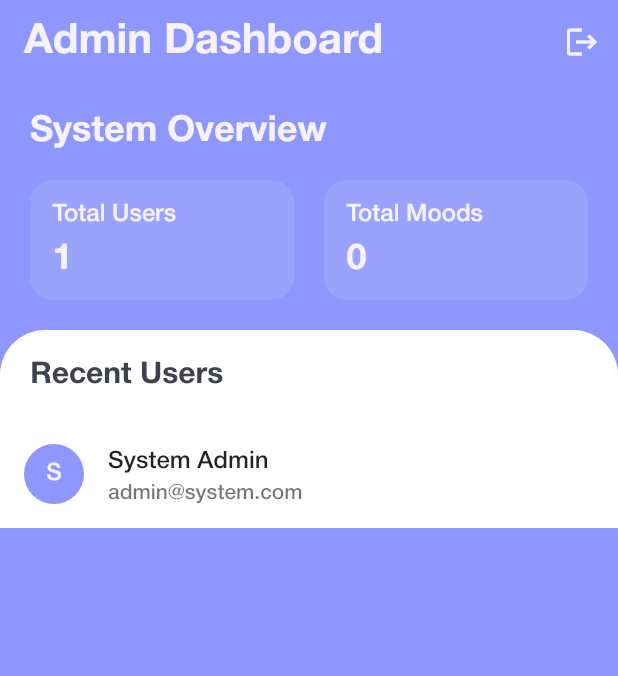
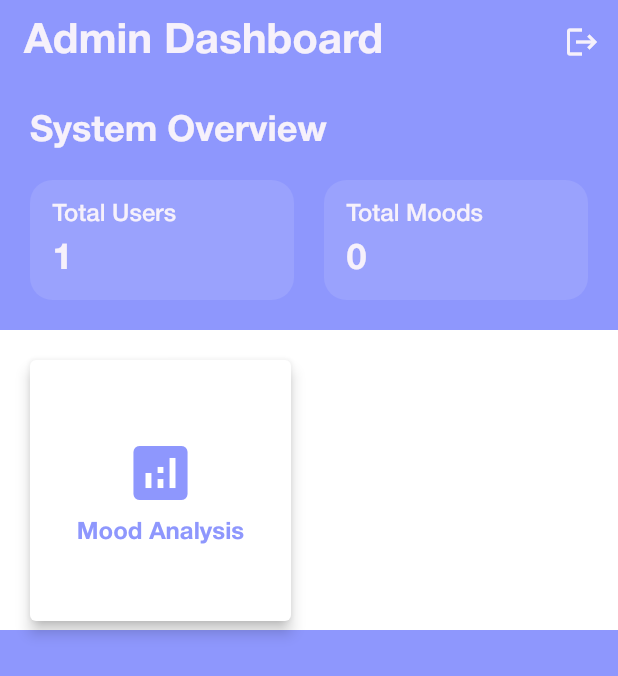
Before and after one commit to shyam-vora/meditation, a Flutter app: the AdminDashboardScreen screen opened directly, on a phone screen of 412 x 824 dp. Shown: the top 676 px of the screen. Run offline on Flutter 3.47's test engine with Material 3 defaults, Android fonts, the phone set to English and light mode, and no system bars; our stand-ins replace fl_chart, shared_preferences, sqflite; accounts and stored records are empty.

Commit message:
feat mood analysis

```diff
--- a/lib/screen/admin/admin_dashboard_screen.dart
+++ b/lib/screen/admin/admin_dashboard_screen.dart
@@ -6,6 +6,7 @@ import 'package:meditation/models/user_model.dart';
 import 'package:meditation/screen/login/startup_screen.dart';
 import 'package:meditation/services/auth.dart';
 import 'package:meditation/screen/admin/users_screen.dart';
+import 'package:meditation/screen/admin/admin_home_screen.dart';
 
 class AdminDashboardScreen extends StatefulWidget {
   const AdminDashboardScreen({super.key});
@@ -115,48 +116,9 @@ class _AdminDashboardScreenState extends State<AdminDashboardScreen> {
               child: Column(
                 crossAxisAlignment: CrossAxisAlignment.start,
                 children: [
-                  Padding(
-                    padding: const EdgeInsets.all(20),
-                    child: Text(
-                      'Recent Users',
-                      style: TextStyle(
-                        color: TColor.primaryText,
-                        fontSize: 20,
-                        fontWeight: FontWeight.w600,
-                      ),
-                    ),
-                  ),
-                  FutureBuilder<List<UserModel>>(
-                    future: _usersFuture,
-                    builder: (context, snapshot) {
-                      if (snapshot.connectionState == ConnectionState.waiting) {
-                        return const Center(child: CircularProgressIndicator());
-                      }
-
-                      if (!snapshot.hasData || snapshot.data!.isEmpty) {
-                        return const Center(child: Text('No users found'));
-                      }
-
-                      return ListView.builder(
-                        shrinkWrap: true,
-                        physics: const NeverScrollableScrollPhysics(),
-                        itemCount: snapshot.data!.length,
-                        itemBuilder: (context, index) {
-                          final user = snapshot.data![index];
-                          return ListTile(
-                            leading: CircleAvatar(
-                              backgroundColor: TColor.primary,
-                              child: Text(
-                                user.name[0].toUpperCase(),
-                                style: TextStyle(color: TColor.primaryTextW),
-                              ),
-                            ),
-                            title: Text(user.name),
-                            subtitle: Text(user.email),
-                          );
-                        },
-                      );
-                    },
+                  SizedBox(
+                    height: 200,
+                    child: AdminHomeScreen(),
                   ),
                 ],
               ),
--- /dev/null
+++ b/lib/screen/admin/admin_home_screen.dart
@@ -0,0 +1,52 @@
+import 'package:flutter/material.dart';
+import 'package:meditation/common/color_extension.dart';
+import 'package:meditation/screen/admin/mood_analysis_screen.dart';
+
+class AdminHomeScreen extends StatelessWidget {
+  @override
+  Widget build(BuildContext context) {
+    return Scaffold(
+      body: GridView.count(
+        padding: const EdgeInsets.all(16),
+        crossAxisCount: 2,
+        mainAxisSpacing: 16,
+        crossAxisSpacing: 16,
+        children: [
+          // Add this new card for Mood Analysis
+          Card(
+            elevation: 4,
+            child: InkWell(
+              onTap: () {
+                Navigator.push(
+                  context,
+                  MaterialPageRoute(
+                    builder: (context) => const MoodAnalysisScreen(),
+                  ),
+                );
+              },
+              child: Column(
+                mainAxisAlignment: MainAxisAlignment.center,
+                children: [
+                  Icon(
+                    Icons.analytics,
+                    size: 48,
+                    color: TColor.primary,
+                  ),
+                  const SizedBox(height: 8),
+                  Text(
+                    'Mood Analysis',
+                    style: TextStyle(
+                      fontSize: 16,
+                      fontWeight: FontWeight.bold,
+                      color: TColor.primary,
+                    ),
+                  ),
+                ],
+              ),
+            ),
+          ),
+        ],
+      ),
+    );
+  }
+}
```
Also changed, not shown: lib/database/app_database.dart (+15 -0 lines), lib/screen/admin/mood_analysis_screen.dart (added, +188 -0 lines), pubspec.yaml (+4 -4 lines), pubspec.lock.
